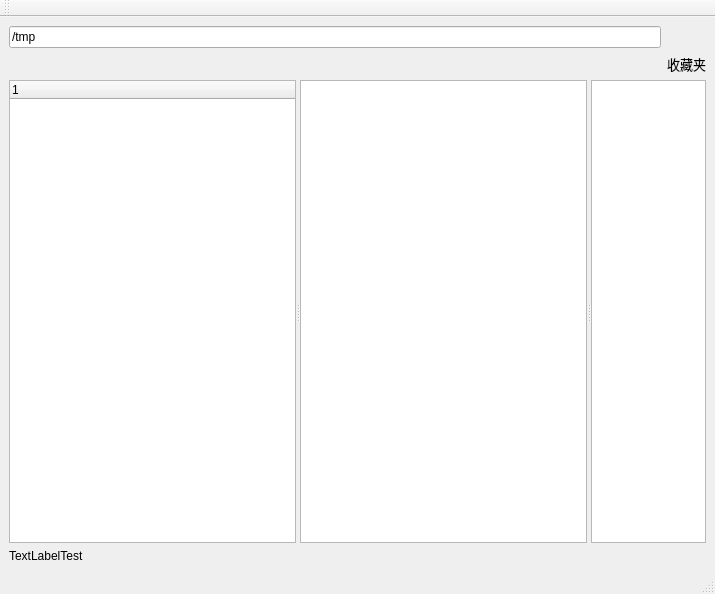
Above: FileM.ui from SUMStudio/FileM before the change. Below: the same form after it.
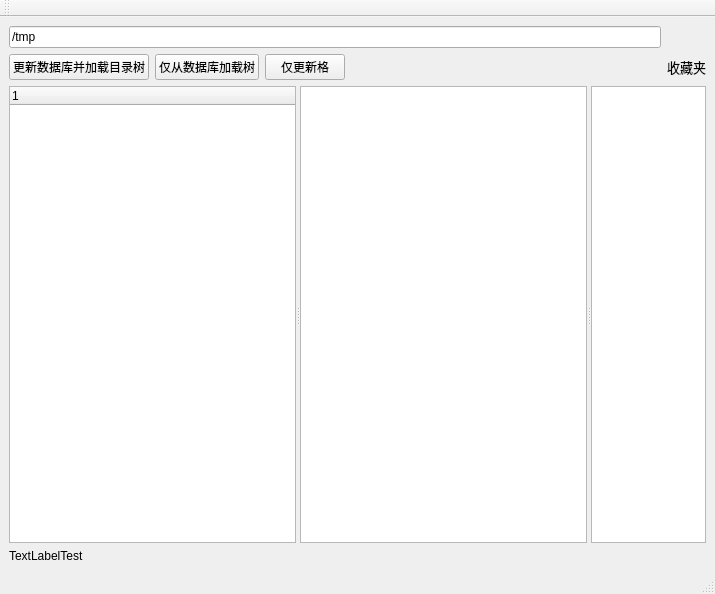
That is the form after the change.

Commit message: 添加3个调试按钮

```diff
--- a/FileM.ui
+++ b/FileM.ui
@@ -195,6 +195,44 @@
       </widget>
      </widget>
     </item>
+    <item row="1" column="0">
+     <layout class="QHBoxLayout" name="horizontalLayout">
+      <item>
+       <widget class="QPushButton" name="btn_updatetree">
+        <property name="text">
+         <string>更新数据库并加载目录树</string>
+        </property>
+       </widget>
+      </item>
+      <item>
+       <widget class="QPushButton" name="btn_loadtree">
+        <property name="text">
+         <string>仅从数据库加载树</string>
+        </property>
+       </widget>
+      </item>
+      <item>
+       <widget class="QPushButton" name="btn_updatelattice">
+        <property name="text">
+         <string>仅更新格</string>
+        </property>
+       </widget>
+      </item>
+      <item>
+       <spacer name="horizontalSpacer">
+        <property name="orientation">
+         <enum>Qt::Horizontal</enum>
+        </property>
+        <property name="sizeHint" stdset="0">
+         <size>
+          <width>40</width>
+          <height>20</height>
+         </size>
+        </property>
+       </spacer>
+      </item>
+     </layout>
+    </item>
    </layout>
   </widget>
   <widget class="QStatusBar" name="statusbar"/>
```
Left out of the diff: 4 changed lines with no effect on the pictures. The commit also changes 3 other files.
